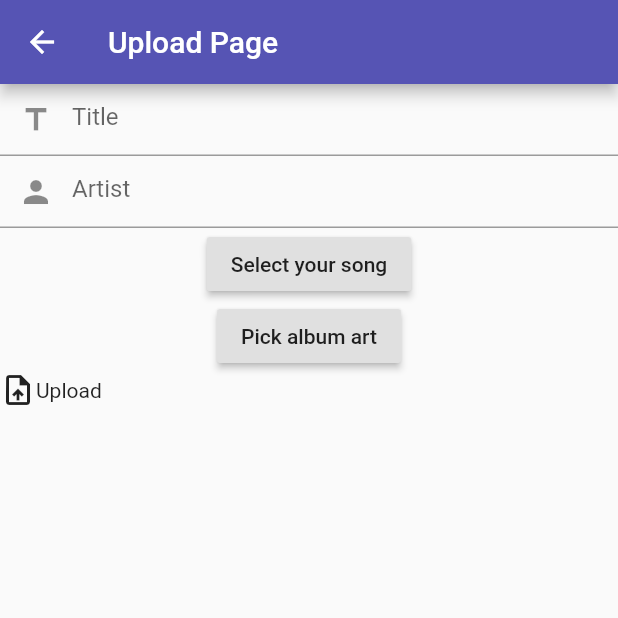
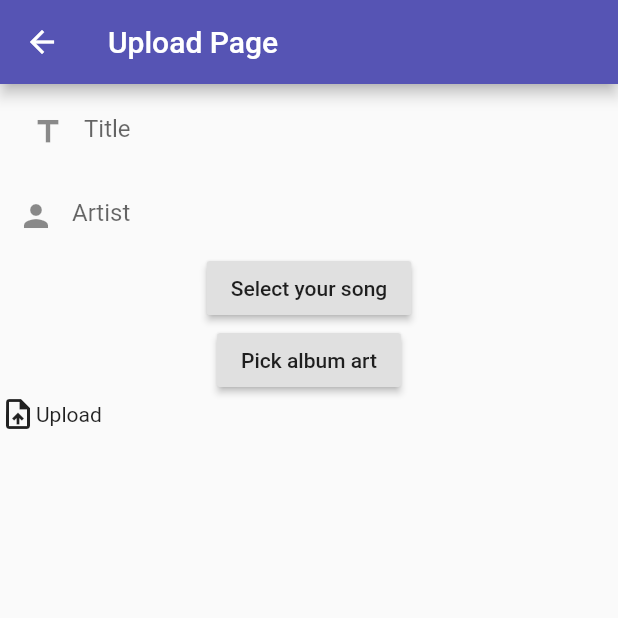
Before and after one commit to ankeet7x/suselimusicapp, a Flutter app: the UploadPage screen opened directly, on a phone screen of 412 x 824 dp, the top half of it. Run offline on Flutter 3.47's test engine with Material 2 defaults, Android fonts, the phone set to English and light mode, and no system bars; our stand-ins replace audioplayers, cached_network_image, cloud_firestore, file_picker, firebase_auth, firebase_core and 4 more; missing offline and left inert: flutter_audio_query; accounts and stored records are empty.

Commit message:
Upload page upd

```diff
--- a/lib/pages/browsesongs.dart
+++ b/lib/pages/browsesongs.dart
@@ -50,6 +50,7 @@ class _BrowseSongsState extends State<BrowseSongs> {
                     : songProvider.netSongs[index].title),
                 onTap: () {
                   // print(index);
+                  songProvider.stop();
                   songProvider.setcurrentIndex(index);
                   songProvider
                       .playFromUrl(songProvider.netSongs[songProvider.currentIndex].songUrl);
--- a/lib/pages/uploadpage.dart
+++ b/lib/pages/uploadpage.dart
@@ -17,6 +17,7 @@ class _UploadPageState extends State<UploadPage> {
   void dispose() {
     _titleController.dispose();
     _artistController.dispose();
+
     super.dispose();
   }
 
@@ -34,18 +35,27 @@ class _UploadPageState extends State<UploadPage> {
             key: _formKey,
             child: Column(
               children: [
-                TextFormField(
-                  controller: _titleController,
-                  validator: (val) =>
-                      val.length < 3 ? "Please enter a valid title" : null,
-                  decoration: InputDecoration(
-                      prefixIcon: Icon(Icons.title), hintText: "Title"),
+                Padding(
+                  padding: const EdgeInsets.all(8.0),
+                  child: TextFormField(
+                    controller: _titleController,
+                    validator: (val) =>
+                        val.length < 3 ? "Please enter a valid title" : null,
+                    decoration: InputDecoration(
+                      disabledBorder: InputBorder.none,
+                      focusedBorder: InputBorder.none,
+                      border: InputBorder.none,
+                        prefixIcon: Icon(Icons.title), hintText: "Title"),
+                  ),
                 ),
                 TextFormField(
                   controller: _artistController,
                   validator: (val) =>
                       val.length < 5 ? "Please enter artist's name" : null,
                   decoration: InputDecoration(
+                    disabledBorder: InputBorder.none,
+                      focusedBorder: InputBorder.none,
+                      border: InputBorder.none,
                       prefixIcon: Icon(Icons.person), hintText: "Artist"),
                 ),
               ],
@@ -58,13 +68,25 @@ class _UploadPageState extends State<UploadPage> {
                 // pro.selectSong();
               },
             ),
+          Consumer<DbProvider>(builder: (context, db, child){
+            if(db.mp3 == null){
+              return Container();
+            }else{
+              return Text(db.mp3.toString());
+            }
+          },),
            RaisedButton(
                 child: Text("Pick album art"),
                 onPressed: (){
                   db.getAlbumArt();
                 },
-              )
-        ,
+              ),
+              Consumer<DbProvider>(builder: (context, db, child){
+            if(db.albumArt == null){
+              return Container();
+            }else{
+              return Text(db.albumArt.toString());
+            }}),
           InkWell(
               splashColor: Colors.cyan,
               onTap: () async {
@@ -100,9 +122,16 @@ class _UploadPageState extends State<UploadPage> {
               case UploadingStatus.Uploaded:
                 return Text("Uploaded");
                 break;
+              case UploadingStatus.Pop:
+                Navigator.pop(context);
+                break;
               case UploadingStatus.Free:
+                // Navigator.pop(context);
                 return Container();
                 break;
+              // default:
+              //   return Container();
+              //   break;
             }
           },)
 
```
Also changed, not shown: lib/materials/suselihome.dart (+39 -17 lines), lib/pages/songspage.dart (+6 -2 lines), lib/provider/dbprovider.dart (+14 -5 lines), lib/provider/netsongprovider.dart (+10 -2 lines).
